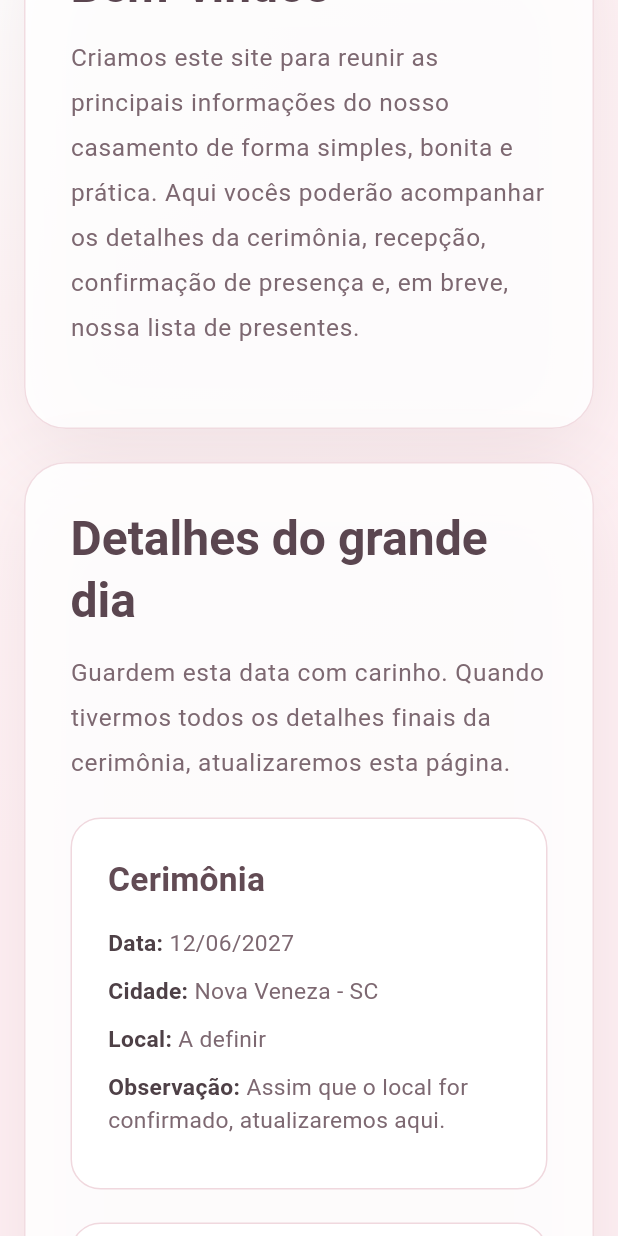
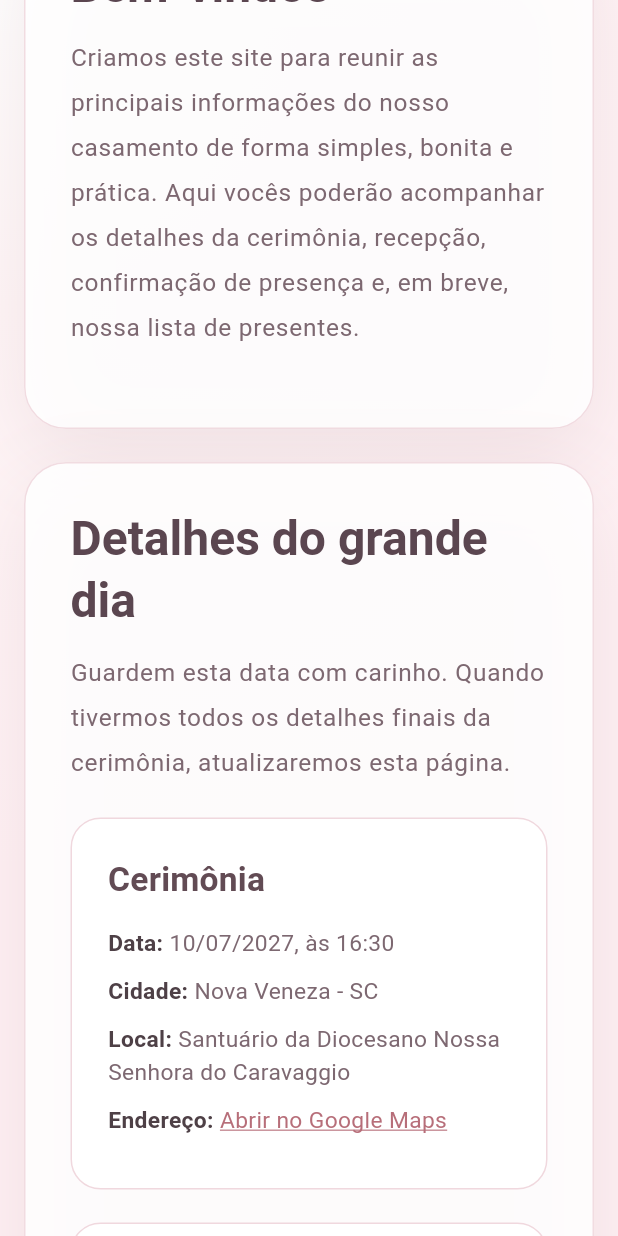
Before and after one commit to renan-apb/thais-renan, a Flutter app: the screen it shows after launch, scrolled down 1152 dp, on a phone screen of 412 x 824 dp. Run offline on Flutter 3.47's test engine with Material 3 defaults, Android fonts, the phone set to English and light mode, and no system bars; Roboto replaces fonts that are missing (Georgia).

```diff
--- a/lib/core/content/wedding_content.dart
+++ b/lib/core/content/wedding_content.dart
@@ -8,10 +8,18 @@ class WeddingNavItem {
 }
 
 class InfoLine {
-  const InfoLine({required this.label, required this.value});
+  const InfoLine({
+    required this.label,
+    required this.value,
+    this.linkUrl,
+  });
 
   final String label;
   final String value;
+
+  /// When set, [value] is shown as link text and this URL is opened on tap.
+  /// If null and [value] starts with `http://` or `https://`, [value] is used as the URL.
+  final String? linkUrl;
 }
 
 class InfoBlock {
@@ -38,7 +46,7 @@ abstract final class WeddingContent {
       'Com muito amor e alegria, criamos este espaço para compartilhar com vocês '
       'os detalhes de um dos dias mais especiais das nossas vidas.';
 
-  static const eventDateLabel = '12 de junho de 2027';
+  static const eventDateLabel = '10 de julho de 2027';
   static const eventLocationLabel = 'Nova Veneza - SC';
 
   static const whatsappUrl = 'https://wa.me/5548999405772';
@@ -74,12 +82,15 @@ abstract final class WeddingContent {
   static const ceremony = InfoBlock(
     title: 'Cerimônia',
     lines: [
-      InfoLine(label: 'Data', value: '12/06/2027'),
+      InfoLine(label: 'Data', value: '10/07/2027, às 16:30'),
       InfoLine(label: 'Cidade', value: 'Nova Veneza - SC'),
-      InfoLine(label: 'Local', value: 'A definir'),
       InfoLine(
-        label: 'Observação',
-        value: 'Assim que o local for confirmado, atualizaremos aqui.',
+          label: 'Local',
+          value: 'Santuário da Diocesano Nossa Senhora do Caravaggio'),
+      InfoLine(
+        label: 'Endereço',
+        value: 'Abrir no Google Maps',
+        linkUrl: 'https://maps.app.goo.gl/1Jogb5iheGxt6LL46',
       ),
     ],
   );
@@ -87,11 +98,12 @@ abstract final class WeddingContent {
   static const reception = InfoBlock(
     title: 'Recepção',
     lines: [
-      InfoLine(label: 'Local', value: 'La Brace'),
-      InfoLine(label: 'Cidade', value: 'Criciúma'),
+      InfoLine(label: 'Local', value: 'Casa de eventos La Brace'),
+      InfoLine(label: 'Cidade', value: 'Nova Veneza - SC'),
       InfoLine(
-        label: 'Mais detalhes',
-        value: 'Horário e informações extras poderão ser adicionados depois.',
+        label: 'Endereço',
+        value: 'Abrir no Google Maps',
+        linkUrl: 'https://maps.app.goo.gl/ZgSfDKRYYy49sKJK8',
       ),
     ],
   );
--- a/lib/features/home/widgets/wedding_info_card.dart
+++ b/lib/features/home/widgets/wedding_info_card.dart
@@ -1,15 +1,30 @@
+import 'package:flutter/gestures.dart';
 import 'package:flutter/material.dart';
 
 import '../../../core/content/wedding_content.dart';
 import '../../../core/theme/app_colors.dart';
+import '../../../core/utils/launch_url.dart';
 
 class WeddingInfoCard extends StatelessWidget {
   const WeddingInfoCard({super.key, required this.block});
 
   final InfoBlock block;
 
+  static String? _urlForLine(InfoLine line) {
+    if (line.linkUrl != null && line.linkUrl!.isNotEmpty) {
+      return line.linkUrl;
+    }
+    final value = line.value.trim();
+    if (value.startsWith('http://') || value.startsWith('https://')) {
+      return value;
+    }
+    return null;
+  }
+
   @override
   Widget build(BuildContext context) {
+    final bodyStyle = Theme.of(context).textTheme.bodyMedium;
+
     return Container(
       width: double.infinity,
       padding: const EdgeInsets.all(24),
@@ -27,20 +42,10 @@ class WeddingInfoCard extends StatelessWidget {
           ),
           const SizedBox(height: 14),
           for (final line in block.lines) ...[
-            RichText(
-              text: TextSpan(
-                style: Theme.of(context).textTheme.bodyMedium,
-                children: [
-                  TextSpan(
-                    text: '${line.label}: ',
-                    style: const TextStyle(
-                      color: AppColors.text,
-                      fontWeight: FontWeight.w600,
-                    ),
-                  ),
-                  TextSpan(text: line.value),
-                ],
-              ),
+            _InfoLineRow(
+              line: line,
+              bodyStyle: bodyStyle,
+              url: _urlForLine(line),
             ),
             const SizedBox(height: 10),
           ],
@@ -49,3 +54,54 @@ class WeddingInfoCard extends StatelessWidget {
     );
   }
 }
+
+class _InfoLineRow extends StatelessWidget {
+  const _InfoLineRow({
+    required this.line,
+    required this.bodyStyle,
+    required this.url,
+  });
+
+  final InfoLine line;
+  final TextStyle? bodyStyle;
+  final String? url;
+
+  @override
+  Widget build(BuildContext context) {
+    final labelSpan = TextSpan(
+      text: '${line.label}: ',
+      style: bodyStyle?.copyWith(
+        color: AppColors.text,
+        fontWeight: FontWeight.w600,
+      ),
+    );
+
+    if (url == null) {
+      return RichText(
+        text: TextSpan(
+          style: bodyStyle,
+          children: [labelSpan, TextSpan(text: line.value)],
+        ),
+      );
+    }
+
+    return RichText(
+      text: TextSpan(
+        style: bodyStyle,
+        children: [
+          labelSpan,
+          TextSpan(
+            text: line.value,
+            style: bodyStyle?.copyWith(
+              color: AppColors.primary,
+              decoration: TextDecoration.underline,
+              decorationColor: AppColors.primary,
+            ),
+            recognizer: TapGestureRecognizer()
+              ..onTap = () => launchExternalUrl(url!),
+          ),
+        ],
+      ),
+    );
+  }
+}
```
